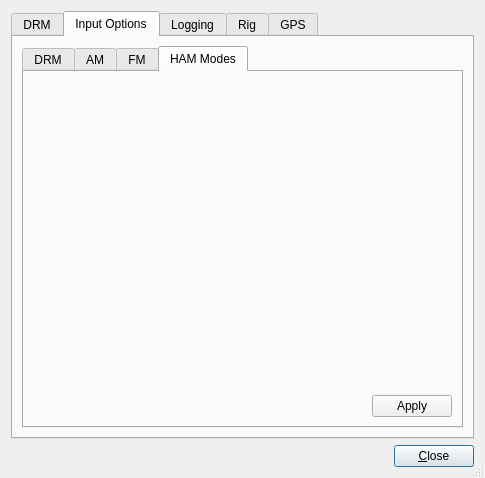
The window that common/GUI-QT/ReceiverSettingsDlg.ui (Drm-tools/dream-legacy) describes before a commit, drawn with Qt 5.
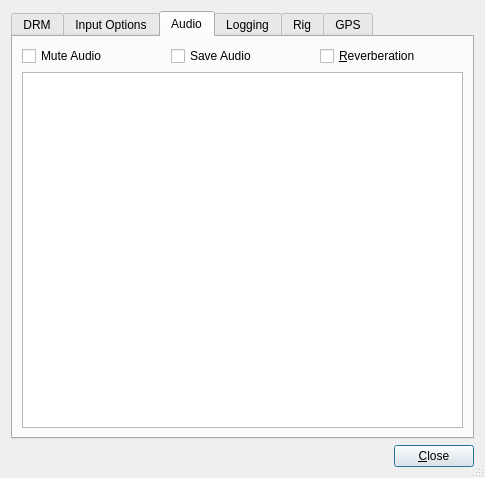
The same window after the commit. The open tabs and pages were chosen to show the change. Custom widgets are drawn as their Qt base class.

The edit to the form file:
```diff
--- a/common/GUI-QT/ReceiverSettingsDlg.ui
+++ b/common/GUI-QT/ReceiverSettingsDlg.ui
@@ -19,7 +19,7 @@
    <item row="0" column="0" >
     <widget class="QTabWidget" name="TabWidget" >
      <property name="currentIndex" >
-      <number>1</number>
+      <number>2</number>
      </property>
      <widget class="QWidget" name="drm_2" >
       <attribute name="title" >
@@ -461,6 +461,41 @@
        </item>
       </layout>
      </widget>
+     <widget class="QWidget" name="tab" >
+      <attribute name="title" >
+       <string>Audio</string>
+      </attribute>
+      <layout class="QGridLayout" name="gridLayout_16" >
+       <item row="0" column="0" >
+        <layout class="QHBoxLayout" name="horizontalLayout_6" >
+         <item>
+          <widget class="QCheckBox" name="CheckBoxMuteAudio" >
+           <property name="text" >
+            <string>Mute Audio</string>
+           </property>
+          </widget>
+         </item>
+         <item>
+          <widget class="QCheckBox" name="CheckBoxSaveAudioWave" >
+           <property name="text" >
+            <string>Save Audio</string>
+           </property>
+          </widget>
+         </item>
+         <item>
+          <widget class="QCheckBox" name="CheckBoxReverb" >
+           <property name="text" >
+            <string>&amp;Reverberation</string>
+           </property>
+          </widget>
+         </item>
+        </layout>
+       </item>
+       <item row="1" column="0" >
+        <widget class="QTreeView" name="treeViewAudio" />
+       </item>
+      </layout>
+     </widget>
      <widget class="QWidget" name="logging" >
       <attribute name="title" >
        <string>Logging</string>
```
Left out of the diff: 2 changed lines with no effect on the pictures.
